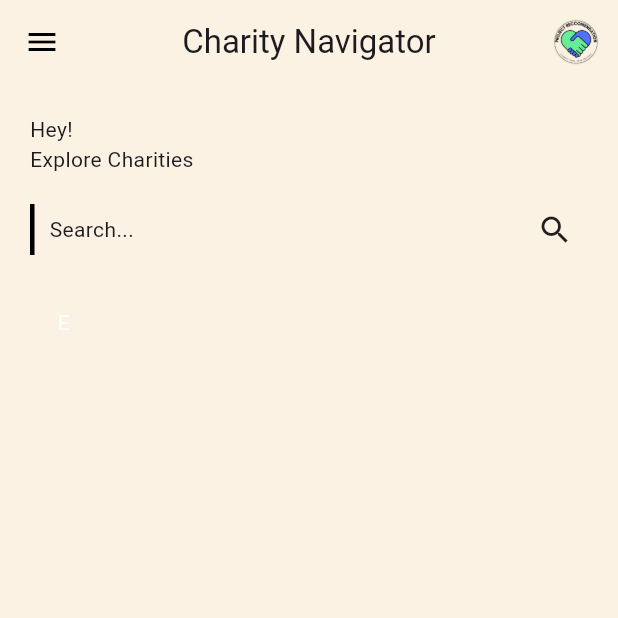
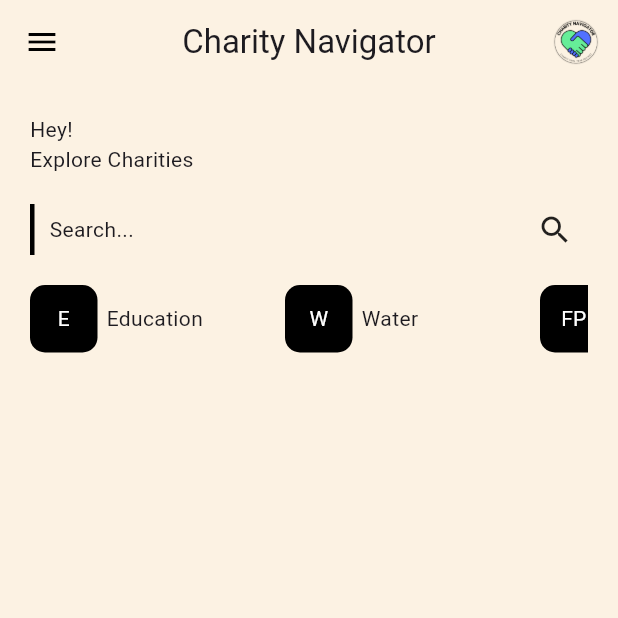
Before and after one commit to amaanaliakhtar/CharityAppFYP, a Flutter app: the Dashboard screen opened directly, on a phone screen of 412 x 824 dp, the top half of it. Run offline on Flutter 3.47's test engine with Material 3 defaults, Android fonts, the phone set to English and light mode, and no system bars; our stand-ins replace firebase_auth, firebase_core; missing offline and left inert: firebase_ui_auth; accounts and stored records are empty.

Commit message:
Added charity categories horizontal scroll view

```diff
--- a/lib/screens/dashboard/dashboard.dart
+++ b/lib/screens/dashboard/dashboard.dart
@@ -64,8 +64,16 @@
 
               //filter options
               SizedBox(
+                height: 45,
+                child: ListView(
+                  scrollDirection: Axis.horizontal,
+                  shrinkWrap:
+                      true, //load only currenlty visible elements for rendering speed
+                  children: [
+                    //charity categories
+                    SizedBox(
                       width: 170,
-                height: 50,
+                      height: 45,
                       child: Row(
                         children: [
                           Container(
@@ -73,15 +81,148 @@
                             height: 45,
                             decoration: BoxDecoration(
                               borderRadius: BorderRadius.circular(10),
-                        color: Color(0x212833),
+                              color: Colors.black,
                             ),
-                      child: Center(
+                            child: const Center(
                               child: Text(
+                                //todo change these to images
                                 "E",
                                 style: TextStyle(color: Colors.white),
                               ),
                             ),
+                          ),
+                          const SizedBox(
+                            width: 6,
+                          ),
+                          const Flexible(
+                            child: Column(
+                              crossAxisAlignment: CrossAxisAlignment.start,
+                              mainAxisAlignment: MainAxisAlignment.center,
+                              children: [
+                                Text(
+                                  "Education",
+                                  overflow: TextOverflow.ellipsis,
+                                ),
+                              ],
+                            ),
                           )
+                        ],
+                      ),
+                    ),
+                    SizedBox(
+                      width: 170,
+                      height: 45,
+                      child: Row(
+                        children: [
+                          Container(
+                            width: 45,
+                            height: 45,
+                            decoration: BoxDecoration(
+                              borderRadius: BorderRadius.circular(10),
+                              color: Colors.black,
+                            ),
+                            child: const Center(
+                              child: Text(
+                                //todo change these to images
+                                "W",
+                                style: TextStyle(color: Colors.white),
+                              ),
+                            ),
+                          ),
+                          const SizedBox(
+                            width: 6,
+                          ),
+                          const Flexible(
+                            child: Column(
+                              crossAxisAlignment: CrossAxisAlignment.start,
+                              mainAxisAlignment: MainAxisAlignment.center,
+                              children: [
+                                Text(
+                                  "Water",
+                                  overflow: TextOverflow.ellipsis,
+                                ),
+                              ],
+                            ),
+                          )
+                        ],
+                      ),
+                    ),
+                    SizedBox(
+                      width: 170,
+                      height: 45,
+                      child: Row(
+                        children: [
+                          Container(
+                            width: 45,
+                            height: 45,
+                            decoration: BoxDecoration(
+                              borderRadius: BorderRadius.circular(10),
+                              color: Colors.black,
+                            ),
+                            child: const Center(
+                              child: Text(
+                                //todo change these to images
+                                "FP",
+                                style: TextStyle(color: Colors.white),
+                              ),
+                            ),
+                          ),
+                          const SizedBox(
+                            width: 6,
+                          ),
+                          const Flexible(
+                            child: Column(
+                              crossAxisAlignment: CrossAxisAlignment.start,
+                              mainAxisAlignment: MainAxisAlignment.center,
+                              children: [
+                                Text(
+                                  "Food",
+                                  overflow: TextOverflow.ellipsis,
+                                ),
+                              ],
+                            ),
+                          )
+                        ],
+                      ),
+                    ),
+                    SizedBox(
+                      width: 170,
+                      height: 45,
+                      child: Row(
+                        children: [
+                          Container(
+                            width: 45,
+                            height: 45,
+                            decoration: BoxDecoration(
+                              borderRadius: BorderRadius.circular(10),
+                              color: Colors.black,
+                            ),
+                            child: const Center(
+                              child: Text(
+                                //todo change these to images
+                                "H",
+                                style: TextStyle(color: Colors.white),
+                              ),
+                            ),
+                          ),
+                          const SizedBox(
+                            width: 6,
+                          ),
+                          const Flexible(
+                            child: Column(
+                              crossAxisAlignment: CrossAxisAlignment.start,
+                              mainAxisAlignment: MainAxisAlignment.center,
+                              children: [
+                                Text(
+                                  "Housing",
+                                  overflow: TextOverflow.ellipsis,
+                                ),
+                              ],
+                            ),
+                          )
+                        ],
+                      ),
+                    ),
                   ],
                 ),
               )
```
Also changed, not shown: assets/logo.png. Lines whose indentation alone changed are shown as unchanged.
